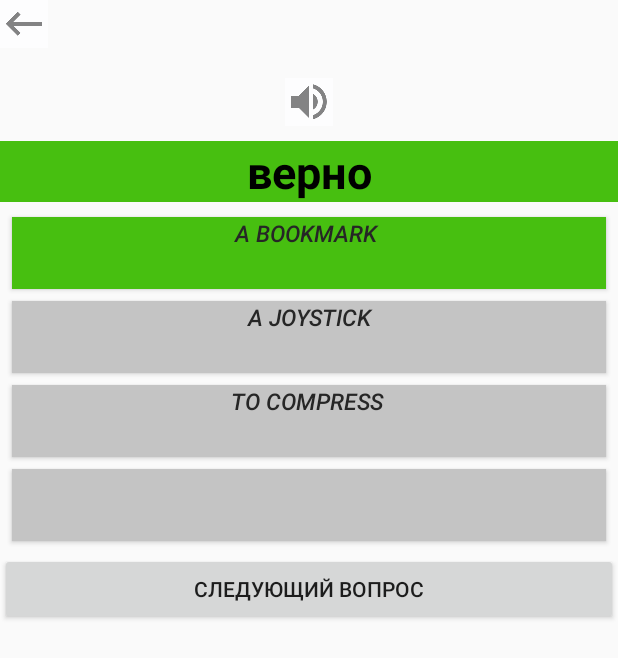
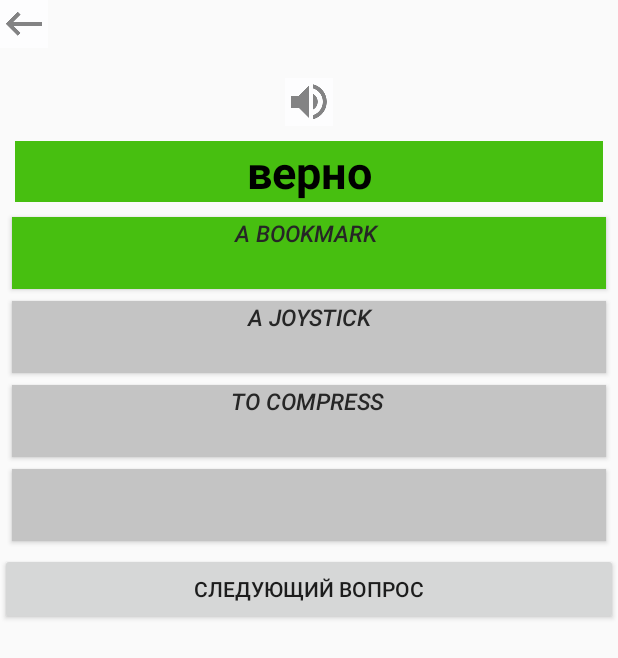
Before and after one commit to AdamPadam/ITeacher, an Android app: the SelectListenActivity screen opened directly, with no data from a screen before it, after a tap on "A BOOKMARK", on a phone screen of 412 x 824 dp. Shown: the top 658 px of the screen. Run offline under Robolectric (Android 15) with nearby library versions, the phone set to English and light mode, and no system bars; 7 statements that could not run were skipped.

Commit message:
ITecher
bug fix.
rewrite listenClasses.

```diff
--- a/ITecher/app/src/main/java/com/itecher/adampadam/itecher/adapter/Speaker.java
+++ b/ITecher/app/src/main/java/com/itecher/adampadam/itecher/adapter/Speaker.java
@@ -13,6 +13,7 @@ public class Speaker implements TextToSpeech.OnInitListener {
     private static TextToSpeech engine;
     private static final double pitch = 1.1;
     private static final double speed = 0.7;
+    private Context context;
 
     public Speaker(Context context) {
 
@@ -22,8 +23,6 @@ public class Speaker implements TextToSpeech.OnInitListener {
 
     @RequiresApi(api = Build.VERSION_CODES.LOLLIPOP)
     public static void speak(String s) {
-        engine.setPitch((float) pitch);
-        engine.setSpeechRate((float) speed);
         engine.speak(s, TextToSpeech.QUEUE_FLUSH, null, null);
     }
 
@@ -33,7 +32,11 @@ public class Speaker implements TextToSpeech.OnInitListener {
 
         if (status == TextToSpeech.SUCCESS) {
             Log.d("Speech", "Success!");
-            engine.setLanguage(Locale.ENGLISH);
+            engine.setEngineByPackageName("com.svox.pico");
+            engine.setLanguage(Locale.US);
+            engine.setPitch((float) pitch);
+            engine.setSpeechRate((float) speed);
         }
     }
+
 }
--- a/ITecher/app/src/main/java/com/itecher/adampadam/itecher/practice/EndPracticeActivity.java
+++ b/ITecher/app/src/main/java/com/itecher/adampadam/itecher/practice/EndPracticeActivity.java
@@ -2,7 +2,9 @@ package com.itecher.adampadam.itecher.practice;
 
 import android.content.Context;
 import android.content.Intent;
+import android.os.Build;
 import android.os.Bundle;
+import android.support.annotation.RequiresApi;
 import android.support.v7.app.AppCompatActivity;
 import android.view.View;
 import android.widget.Button;
@@ -52,6 +54,7 @@ public class EndPracticeActivity extends AppCompatActivity {
         });
 
         go_again.setOnClickListener(new View.OnClickListener() {
+            @RequiresApi(api = Build.VERSION_CODES.LOLLIPOP)
             @Override
             public void onClick(View view) {
 
--- a/ITecher/app/src/main/java/com/itecher/adampadam/itecher/practice/PracticeActivity.java
+++ b/ITecher/app/src/main/java/com/itecher/adampadam/itecher/practice/PracticeActivity.java
@@ -7,8 +7,8 @@ import android.os.Build;
 import android.os.Bundle;
 import android.support.annotation.RequiresApi;
 import android.support.v7.app.AppCompatActivity;
+import android.util.Log;
 import android.view.View;
-import android.view.inputmethod.InputMethodManager;
 import android.widget.AdapterView;
 import android.widget.Button;
 import android.widget.Spinner;
@@ -132,14 +132,18 @@ public class PracticeActivity extends AppCompatActivity {
                         if (!SelectListenActivity.first_begin) {
                             SelectListenActivity.update();
                             SelectListenActivity.speaker.speak((SelectListenActivity.list.get(SelectListenActivity.right_answer)).getEng_word());
+                            Log.d("sound", "------------------------должен быть звук 1/1-------------------------------------");
                         }
                         startActivity(new Intent(context, SelectListenActivity.class));
 
                     } else if (type_number == 4) {
 
+
+
                         if (!GrammarListenActivity.first_begin) {
                             GrammarListenActivity.update();
                             GrammarListenActivity.speaker.speak(GrammarListenActivity.right_answer.getEng_word());
+                            Log.d("sound", "------------------------должен быть звук 1/1-------------------------------------");
                         }
                         startActivity(new Intent(context, GrammarListenActivity.class));
 
--- a/ITecher/app/src/main/java/com/itecher/adampadam/itecher/practice/SelectListenActivity.java
+++ b/ITecher/app/src/main/java/com/itecher/adampadam/itecher/practice/SelectListenActivity.java
@@ -44,6 +44,7 @@ public class SelectListenActivity extends AppCompatActivity {
     public static boolean first_begin = true;
     private static int MAX_ID = 167;
     protected static Speaker speaker;
+    private static int x = 0;
 
     @RequiresApi(api = Build.VERSION_CODES.LOLLIPOP)
     @Override
@@ -51,6 +52,7 @@ public class SelectListenActivity extends AppCompatActivity {
         super.onCreate(savedInstanceState);
         setContentView(R.layout.activity_select_listen);
         context = getApplicationContext();
+        speaker = new Speaker(context);
         back = (ImageButton) findViewById(R.id.back_btn);
         question = (ImageButton) findViewById(R.id.audio_select);
         right = (TextView) findViewById(R.id.right);
@@ -62,14 +64,12 @@ public class SelectListenActivity extends AppCompatActivity {
 
         dictdbh = new DictDbHelper(context);
         db = dictdbh.getReadableDatabase();
-        speaker = new Speaker(context);
 
         list_learn_word = dictdbh.get_word_from_db(db);
         list_all_word = getAllWord();
 
         if (first_begin) {
             update();
-            speaker.speak((list.get(right_answer)).getEng_word());
         }
 
         answer1.setOnClickListener(new View.OnClickListener() {
@@ -188,7 +188,6 @@ public class SelectListenActivity extends AppCompatActivity {
                 }
 
                 dictdbh.update_word_from_db(db, list.get(right_answer));
-
             }
         });
 
@@ -337,7 +336,6 @@ public class SelectListenActivity extends AppCompatActivity {
                 answer3.setBackgroundColor(getResources().getColor(R.color.dark_white));
                 answer4.setBackgroundColor(getResources().getColor(R.color.dark_white));
                 update();
-                speaker.speak((list.get(right_answer)).getEng_word());
 
             }
         });
@@ -510,6 +508,13 @@ public class SelectListenActivity extends AppCompatActivity {
         answer3.setText((list.get(2)).getEng_word());
         answer4.setText((list.get(3)).getEng_word());
 
+        if (list_learn_word.size() < (dictdbh.get_word_from_db(db).size()) - x) {
+
+            speaker.speak((list.get(right_answer)).getEng_word());
+            x = 1;
+
+        }
+
         Log.d("mLog", "");
         Log.d("mLog", "");
         Log.d("mLog", "");
--- a/ITecher/app/src/main/res/layout/activity_grammar_listen.xml
+++ b/ITecher/app/src/main/res/layout/activity_grammar_listen.xml
@@ -32,6 +32,8 @@
             android:id="@+id/right"
             android:layout_width="match_parent"
             android:layout_height="wrap_content"
+            android:layout_marginLeft="10dp"
+            android:layout_marginRight="10dp"
             android:layout_marginTop="10dp"
             android:background="@color/red"
             android:gravity="center_horizontal"
--- a/ITecher/app/src/main/res/layout/activity_select_listen.xml
+++ b/ITecher/app/src/main/res/layout/activity_select_listen.xml
@@ -32,10 +32,12 @@
             android:id="@+id/right"
             android:layout_width="match_parent"
             android:layout_height="wrap_content"
+            android:layout_marginLeft="10dp"
+            android:layout_marginRight="10dp"
             android:layout_marginTop="10dp"
             android:background="@color/red"
             android:gravity="center_horizontal"
-            android:text="не верно"
+            android:text=""
             android:textColor="@color/black"
             android:textSize="30dp"
             android:textStyle="bold"
```
Also changed, not shown: ITecher/app/src/main/java/com/itecher/adampadam/itecher/practice/GrammarListenActivity.java (+31 -26 lines), 1 other file.
